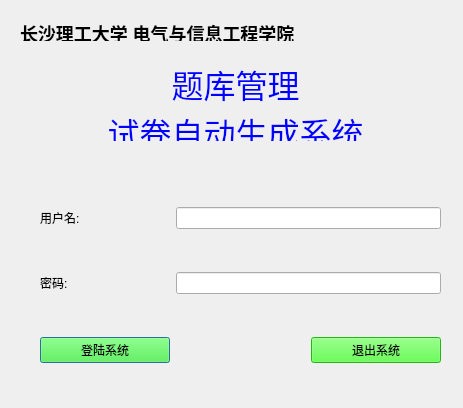
First picture: the form in logindialog.ui, repository andyhuzhill/PaperGenerator, before the edit.
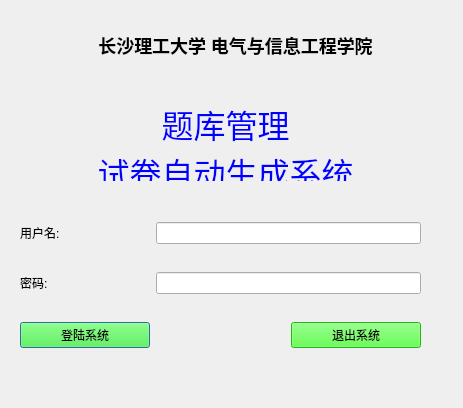
Second picture: the form after the edit. Icons and pictures are not drawn.

What changed in the file:
```diff
--- a/logindialog.ui
+++ b/logindialog.ui
@@ -19,8 +19,8 @@
   <widget class="QLabel" name="imgLabel">
    <property name="geometry">
     <rect>
-     <x>40</x>
-     <y>60</y>
+     <x>30</x>
+     <y>100</y>
      <width>391</width>
      <height>81</height>
     </rect>
@@ -42,10 +42,10 @@
   <widget class="QWidget" name="layoutWidget">
    <property name="geometry">
     <rect>
-     <x>40</x>
-     <y>170</y>
+     <x>20</x>
+     <y>200</y>
      <width>401</width>
-     <height>231</height>
+     <height>171</height>
     </rect>
    </property>
    <layout class="QGridLayout" name="gridLayout">
@@ -94,10 +94,10 @@
   <widget class="QLabel" name="orgLabel">
    <property name="geometry">
     <rect>
-     <x>20</x>
+     <x>10</x>
      <y>20</y>
-     <width>311</width>
-     <height>21</height>
+     <width>451</width>
+     <height>51</height>
     </rect>
    </property>
    <property name="font">
@@ -108,6 +108,9 @@
    <property name="text">
     <string>&lt;h2&gt; 长沙理工大学 电气与信息工程学院</string>
    </property>
+   <property name="alignment">
+    <set>Qt::AlignCenter</set>
+   </property>
   </widget>
  </widget>
  <resources/>
```
